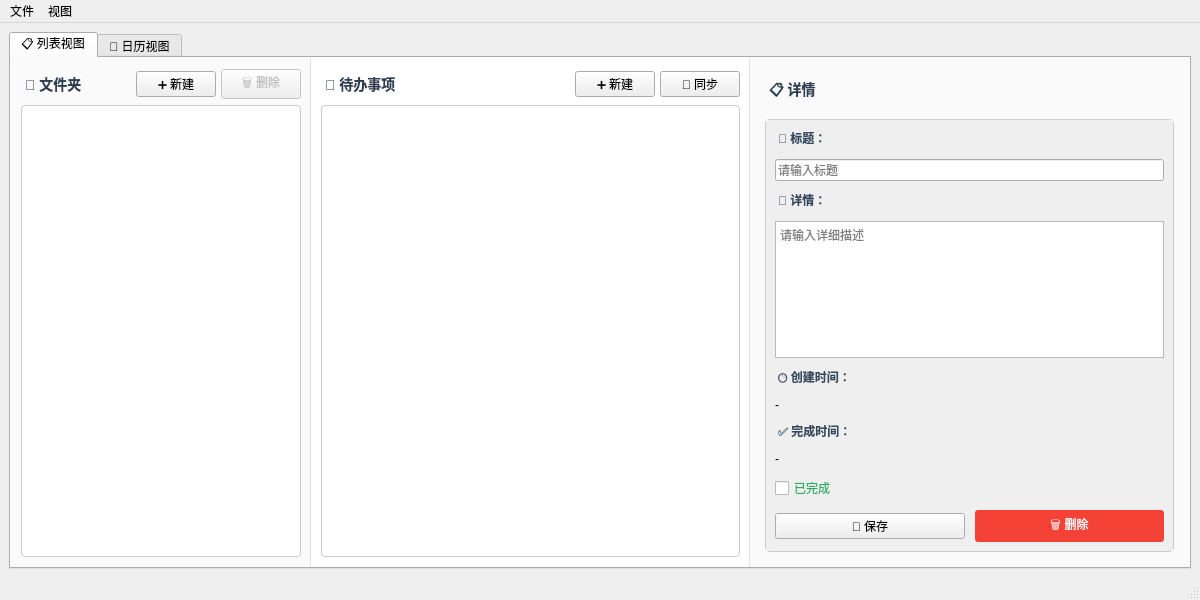
Qt form mainwindow.ui (fhrdr/todolist) before a commit.
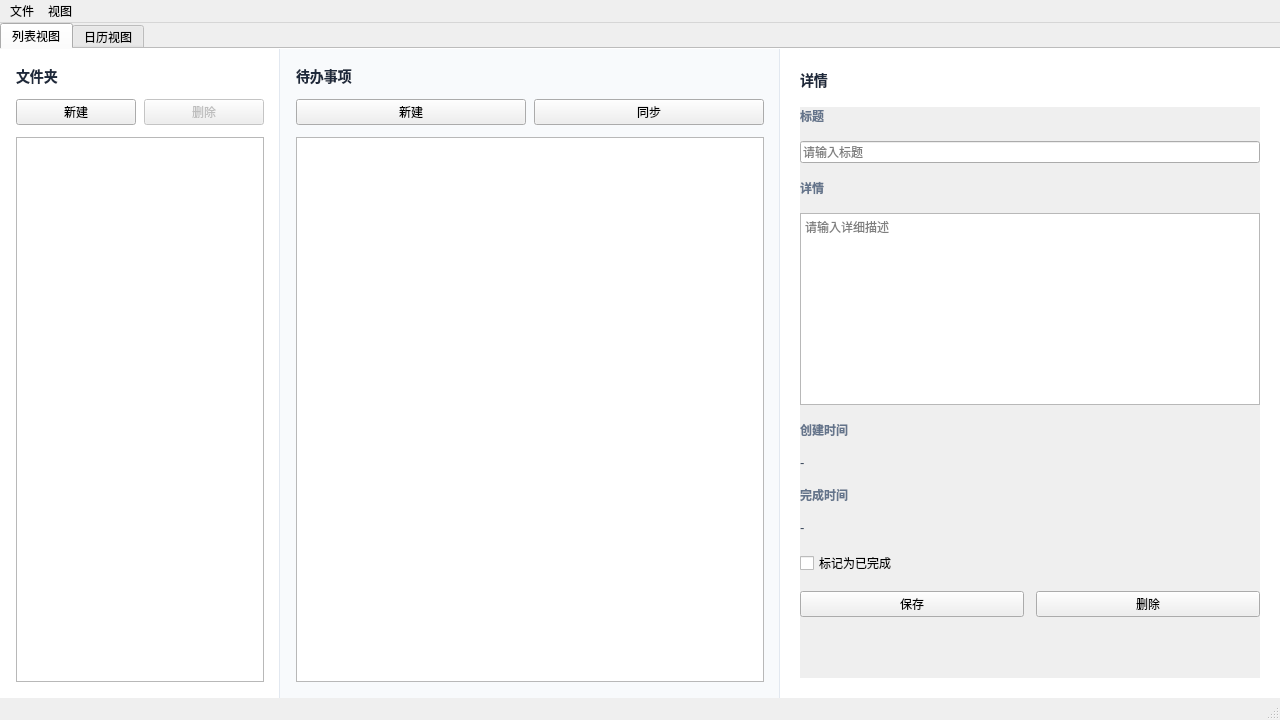
The same form after that commit.

```diff
--- a/mainwindow.ui
+++ b/mainwindow.ui
@@ -6,23 +6,47 @@
    <rect>
     <x>0</x>
     <y>0</y>
-    <width>1200</width>
+    <width>1280</width>
+    <height>720</height>
+   </rect>
+  </property>
+  <property name="minimumSize">
+   <size>
+    <width>900</width>
     <height>600</height>
-   </rect>
+   </size>
   </property>
   <property name="windowTitle">
    <string>Todo List - 待办事项管理</string>
   </property>
   <widget class="QWidget" name="centralwidget">
    <layout class="QVBoxLayout" name="mainLayout">
+    <property name="spacing">
+     <number>0</number>
+    </property>
+    <property name="leftMargin">
+     <number>0</number>
+    </property>
+    <property name="topMargin">
+     <number>0</number>
+    </property>
+    <property name="rightMargin">
+     <number>0</number>
+    </property>
+    <property name="bottomMargin">
+     <number>0</number>
+    </property>
     <item>
      <widget class="QTabWidget" name="tabWidget">
       <property name="currentIndex">
        <number>0</number>
       </property>
+      <property name="documentMode">
+       <bool>true</bool>
+      </property>
       <widget class="QWidget" name="listTab">
         <attribute name="title">
-         <string>📋 列表视图</string>
+        <string>列表视图</string>
         </attribute>
        <layout class="QHBoxLayout" name="listTabLayout">
         <property name="spacing">
@@ -44,73 +68,57 @@
          <widget class="QWidget" name="leftPanel" native="true">
           <property name="minimumSize">
            <size>
-            <width>250</width>
+            <width>240</width>
             <height>0</height>
            </size>
           </property>
           <property name="maximumSize">
            <size>
-            <width>300</width>
+            <width>280</width>
             <height>16777215</height>
            </size>
           </property>
           <property name="styleSheet">
             <string notr="true">QWidget#leftPanel {
-     background-color: #fafafa;
-     border-right: 1px solid #e0e0e0;
- }</string>
+    background-color: #ffffff;
+    border-right: 1px solid #e2e8f0;
+}</string>
            </property>
           <layout class="QVBoxLayout" name="leftLayout">
            <property name="spacing">
-            <number>5</number>
+            <number>12</number>
            </property>
            <property name="leftMargin">
-            <number>10</number>
+            <number>16</number>
            </property>
            <property name="topMargin">
-            <number>10</number>
+            <number>16</number>
            </property>
            <property name="rightMargin">
-            <number>10</number>
+            <number>16</number>
            </property>
            <property name="bottomMargin">
-            <number>10</number>
+            <number>16</number>
            </property>
-           <item>
-            <layout class="QHBoxLayout" name="folderHeaderLayout">
              <item>
               <widget class="QLabel" name="folderLabel">
                 <property name="text">
-                 <string>📁 文件夹</string>
+              <string>文件夹</string>
                 </property>
                 <property name="styleSheet">
-                 <string notr="true">font-weight: bold; font-size: 14px; color: #2c3e50; padding: 5px 0;</string>
+              <string notr="true">font-weight: 600; font-size: 14px; color: #1e293b;</string>
                 </property>
                </widget>
              </item>
              <item>
-              <spacer name="horizontalSpacer">
-               <property name="orientation">
-                <enum>Qt::Horizontal</enum>
-               </property>
-               <property name="sizeHint" stdset="0">
-                <size>
-                 <width>40</width>
-                 <height>20</height>
-                </size>
-               </property>
-              </spacer>
-             </item>
+            <layout class="QHBoxLayout" name="folderButtonLayout">
+             <property name="spacing">
+              <number>8</number>
+             </property>
              <item>
                <widget class="QPushButton" name="newFolderBtn">
                  <property name="text">
-                  <string>➕ 新建</string>
-                 </property>
-                 <property name="maximumSize">
-                  <size>
-                   <width>80</width>
-                   <height>16777215</height>
-                  </size>
+                <string>新建</string>
                  </property>
                  <property name="toolTip">
                   <string>创建新文件夹</string>
@@ -120,13 +128,7 @@
               <item>
                <widget class="QPushButton" name="deleteFolderBtn">
                  <property name="text">
-                  <string>🗑️ 删除</string>
-                 </property>
-                 <property name="maximumSize">
-                  <size>
-                   <width>80</width>
-                   <height>16777215</height>
-                  </size>
+                <string>删除</string>
                  </property>
                  <property name="toolTip">
                   <string>删除选中的文件夹</string>
@@ -140,20 +142,8 @@
            </item>
            <item>
             <widget class="QListWidget" name="folderListWidget">
-             <property name="styleSheet">
-              <string notr="true">QListWidget {
-    border: 1px solid #ccc;
-    border-radius: 4px;
-    background-color: white;
-}
-QListWidget::item {
-    padding: 8px;
-    border-bottom: 1px solid #eee;
-}
-QListWidget::item:selected {
-    background-color: #e3f2fd;
-    color: #1976d2;
-}</string>
+             <property name="verticalScrollMode">
+              <enum>QAbstractItemView::ScrollPerPixel</enum>
              </property>
             </widget>
            </item>
@@ -164,67 +154,51 @@
          <widget class="QWidget" name="middlePanel" native="true">
           <property name="minimumSize">
            <size>
-            <width>400</width>
+            <width>360</width>
             <height>0</height>
            </size>
           </property>
           <property name="styleSheet">
             <string notr="true">QWidget#middlePanel {
-     background-color: white;
-     border-right: 1px solid #e0e0e0;
- }</string>
+    background-color: #f8fafc;
+    border-right: 1px solid #e2e8f0;
+}</string>
            </property>
           <layout class="QVBoxLayout" name="middleLayout">
            <property name="spacing">
-            <number>5</number>
+            <number>12</number>
            </property>
            <property name="leftMargin">
-            <number>10</number>
+            <number>16</number>
            </property>
            <property name="topMargin">
-            <number>10</number>
+            <number>16</number>
            </property>
            <property name="rightMargin">
-            <number>10</number>
+            <number>16</number>
            </property>
            <property name="bottomMargin">
-            <number>10</number>
+            <number>16</number>
            </property>
-           <item>
-            <layout class="QHBoxLayout" name="todoHeaderLayout">
              <item>
               <widget class="QLabel" name="todoLabel">
                 <property name="text">
-                 <string>📝 待办事项</string>
+              <string>待办事项</string>
                 </property>
                 <property name="styleSheet">
-                 <string notr="true">font-weight: bold; font-size: 14px; color: #2c3e50; padding: 5px 0;</string>
+              <string notr="true">font-weight: 600; font-size: 14px; color: #1e293b;</string>
                 </property>
                </widget>
              </item>
              <item>
-              <spacer name="horizontalSpacer_2">
-               <property name="orientation">
-                <enum>Qt::Horizontal</enum>
-               </property>
-               <property name="sizeHint" stdset="0">
-                <size>
-                 <width>40</width>
-                 <height>20</height>
-                </size>
-               </property>
-              </spacer>
-             </item>
+            <layout class="QHBoxLayout" name="todoButtonLayout">
+             <property name="spacing">
+              <number>8</number>
+             </property>
              <item>
               <widget class="QPushButton" name="newTodoBtn">
                 <property name="text">
-                 <string>➕ 新建</string>
-                </property>
-                <property name="maximumSize">
-                 <size>
-                  <width>80</width>
-                  <height>16777215</height>
-                 </size>
+                <string>新建</string>
                 </property>
                 <property name="toolTip">
                  <string>创建新待办事项</string>
@@ -234,13 +208,7 @@
              <item>
               <widget class="QPushButton" name="syncBtn">
                 <property name="text">
-                 <string>🔄 同步</string>
-                </property>
-                <property name="maximumSize">
-                 <size>
-                  <width>80</width>
-                  <height>16777215</height>
-                 </size>
+                <string>同步</string>
                 </property>
                 <property name="toolTip">
                  <string>同步数据</string>
@@ -251,20 +219,8 @@
            </item>
            <item>
             <widget class="QListWidget" name="todoListWidget">
-             <property name="styleSheet">
-              <string notr="true">QListWidget {
-    border: 1px solid #ccc;
-    border-radius: 4px;
-    background-color: white;
-}
-QListWidget::item {
-    padding: 10px;
-    border-bottom: 1px solid #eee;
-}
-QListWidget::item:selected {
-    background-color: #e8f5e8;
-    color: #2e7d32;
-}</string>
+             <property name="verticalScrollMode">
+              <enum>QAbstractItemView::ScrollPerPixel</enum>
              </property>
             </widget>
            </item>
@@ -275,38 +231,38 @@
          <widget class="QWidget" name="rightPanel" native="true">
           <property name="minimumSize">
            <size>
-            <width>350</width>
+            <width>320</width>
             <height>0</height>
            </size>
           </property>
           <property name="styleSheet">
            <string notr="true">QWidget#rightPanel {
-    background-color: #fafafa;
+    background-color: #ffffff;
 }</string>
           </property>
           <layout class="QVBoxLayout" name="rightLayout">
            <property name="spacing">
-            <number>10</number>
+            <number>16</number>
            </property>
            <property name="leftMargin">
-            <number>15</number>
+            <number>20</number>
            </property>
            <property name="topMargin">
-            <number>15</number>
+            <number>20</number>
            </property>
            <property name="rightMargin">
-            <number>15</number>
+            <number>20</number>
            </property>
            <property name="bottomMargin">
-            <number>15</number>
+            <number>20</number>
            </property>
            <item>
             <widget class="QLabel" name="detailLabel">
              <property name="text">
-              <string>📋 详情</string>
+              <string>详情</string>
              </property>
              <property name="styleSheet">
-              <string notr="true">font-weight: bold; font-size: 14px; color: #2c3e50; padding: 5px 0;</string>
+              <string notr="true">font-weight: 600; font-size: 14px; color: #1e293b;</string>
              </property>
             </widget>
            </item>
@@ -317,9 +273,8 @@
              </property>
              <property name="styleSheet">
               <string notr="true">QScrollArea {
-    border: 1px solid #ccc;
-    border-radius: 4px;
-    background-color: white;
+    border: none;
+    background-color: transparent;
 }</string>
              </property>
              <widget class="QWidget" name="detailContent">
@@ -327,27 +282,33 @@
                <rect>
                 <x>0</x>
                 <y>0</y>
-                <width>316</width>
-                <height>69</height>
+                <width>280</width>
+                <height>500</height>
                </rect>
               </property>
               <layout class="QVBoxLayout" name="detailContentLayout">
                <property name="spacing">
-                <number>10</number>
+                <number>16</number>
+               </property>
+               <property name="leftMargin">
+                <number>0</number>
+               </property>
+               <property name="topMargin">
+                <number>0</number>
+               </property>
+               <property name="rightMargin">
+                <number>0</number>
+               </property>
+               <property name="bottomMargin">
+                <number>0</number>
                </property>
                <item>
                 <widget class="QLabel" name="titleLabel">
                  <property name="text">
-                  <string>📌 标题：</string>
+                  <string>标题</string>
                  </property>
                  <property name="styleSheet">
-                  <string notr="true">font-weight: bold; color: #34495e; margin-bottom: 2px;</string>
-                 </property>
-                 <property name="maximumSize">
-                  <size>
-                   <width>16777215</width>
-                   <height>20</height>
-                  </size>
+                  <string notr="true">font-weight: 500; font-size: 12px; color: #64748b;</string>
                  </property>
                 </widget>
                </item>
@@ -361,21 +322,21 @@
                <item>
                 <widget class="QLabel" name="detailsLabel">
                  <property name="text">
-                  <string>📄 详情：</string>
+                  <string>详情</string>
                  </property>
                  <property name="styleSheet">
-                  <string notr="true">font-weight: bold; color: #34495e; margin-bottom: 2px;</string>
-                 </property>
-                 <property name="maximumSize">
-                  <size>
-                   <width>16777215</width>
-                   <height>20</height>
-                  </size>
+                  <string notr="true">font-weight: 500; font-size: 12px; color: #64748b;</string>
                  </property>
                 </widget>
                </item>
                <item>
                 <widget class="QTextEdit" name="detailsEdit">
+                 <property name="minimumSize">
+                  <size>
+                   <width>0</width>
+                   <height>100</height>
+                  </size>
+                 </property>
                  <property name="placeholderText">
                   <string>请输入详细描述</string>
                  </property>
@@ -384,16 +345,10 @@
                <item>
                 <widget class="QLabel" name="timeLabel">
                  <property name="text">
-                  <string>🕒 创建时间：</string>
+                  <string>创建时间</string>
                  </property>
                  <property name="styleSheet">
-                  <string notr="true">font-weight: bold; color: #34495e; margin-bottom: 2px;</string>
-                 </property>
-                 <property name="maximumSize">
-                  <size>
-                   <width>16777215</width>
-                   <height>20</height>
-                  </size>
+                  <string notr="true">font-weight: 500; font-size: 12px; color: #64748b;</string>
                  </property>
                 </widget>
                </item>
@@ -402,21 +357,18 @@
                  <property name="text">
                   <string>-</string>
                  </property>
+                 <property name="styleSheet">
+                  <string notr="true">color: #334155; font-size: 13px;</string>
+                 </property>
                 </widget>
                </item>
                <item>
                 <widget class="QLabel" name="completedTimeLabel_title">
                  <property name="text">
-                  <string>✅ 完成时间：</string>
+                  <string>完成时间</string>
                  </property>
                  <property name="styleSheet">
-                  <string notr="true">font-weight: bold; color: #34495e; margin-bottom: 2px;</string>
-                 </property>
-                 <property name="maximumSize">
-                  <size>
-                   <width>16777215</width>
-                   <height>20</height>
-                  </size>
+                  <string notr="true">font-weight: 500; font-size: 12px; color: #64748b;</string>
                  </property>
                 </widget>
                </item>
@@ -425,24 +377,27 @@
                  <property name="text">
                   <string>-</string>
                  </property>
+                 <property name="styleSheet">
+                  <string notr="true">color: #334155; font-size: 13px;</string>
+                 </property>
                 </widget>
                </item>
                <item>
                 <widget class="QCheckBox" name="completedCheckBox">
                  <property name="text">
-                  <string>已完成</string>
-                 </property>
-                 <property name="styleSheet">
-                  <string notr="true">font-size: 12px; color: #27ae60;</string>
+                  <string>标记为已完成</string>
                  </property>
                 </widget>
                </item>
                <item>
                 <layout class="QHBoxLayout" name="buttonLayout">
+                 <property name="spacing">
+                  <number>12</number>
+                 </property>
                  <item>
                   <widget class="QPushButton" name="saveBtn">
                    <property name="text">
-                    <string>💾 保存</string>
+                    <string>保存</string>
                    </property>
                    <property name="toolTip">
                     <string>保存当前修改</string>
@@ -452,23 +407,11 @@
                  <item>
                   <widget class="QPushButton" name="deleteBtn">
                    <property name="text">
-                    <string>🗑️ 删除</string>
+                    <string>删除</string>
                    </property>
                    <property name="toolTip">
                     <string>删除当前待办事项</string>
                    </property>
-                   <property name="styleSheet">
-                    <string notr="true">QPushButton {
-    background-color: #f44336;
-    color: white;
-    border: none;
-    padding: 5px 10px;
-    border-radius: 3px;
-}
-QPushButton:hover {
-    background-color: #d32f2f;
-}</string>
-                   </property>
                   </widget>
                  </item>
                 </layout>
@@ -497,7 +440,7 @@
       </widget>
       <widget class="QWidget" name="calendarTab">
         <attribute name="title">
-         <string>📅 日历视图</string>
+        <string>日历视图</string>
         </attribute>
        <layout class="QVBoxLayout" name="calendarTabLayout">
         <item>
@@ -520,7 +463,7 @@
     <rect>
      <x>0</x>
      <y>0</y>
-     <width>1200</width>
+     <width>1280</width>
      <height>25</height>
     </rect>
    </property>
```
Left out of the diff: 17 changed lines with no effect on the pictures. Lines whose indentation alone changed are shown as unchanged.
